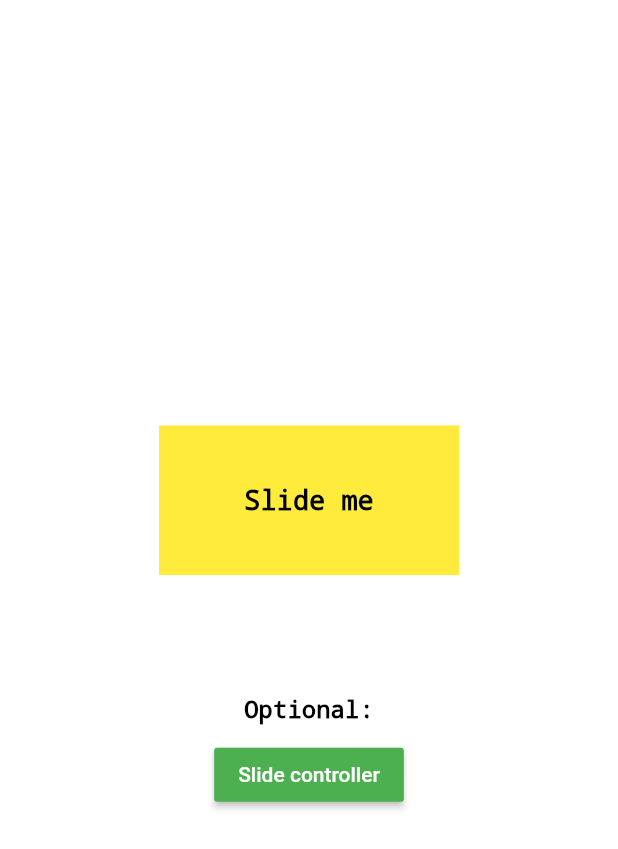
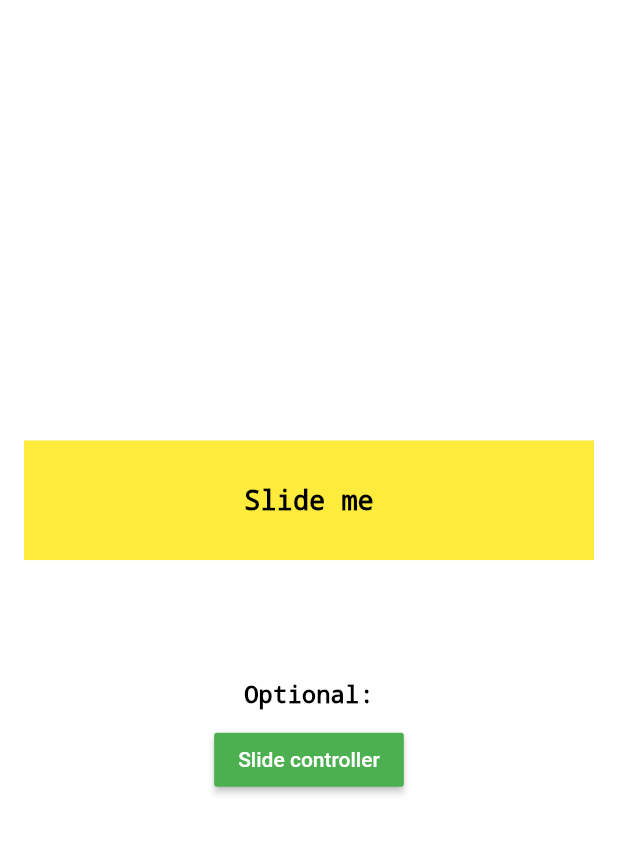
Before and after one commit to MXilian/simple_slidable_flutter, a Flutter app: the screen it shows after launch, after a tap on "Button", on a phone screen of 412 x 824 dp. Shown: the top 849 px of the screen. Run offline on Flutter 3.47's test engine with Material 2 defaults, Android fonts, the phone set to English and light mode, and no system bars; statements that could not run were skipped.

Commit message:
adaptive slidable

```diff
--- a/lib/main.dart
+++ b/lib/main.dart
@@ -3,14 +3,24 @@ import 'package:flutter/material.dart';
 import 'package:simple_slidable/slidable.dart';
 
 void main() {
-  runApp(SimpleSladableExample());
+  runApp(SimpleSlidableExample());
 }
 
-class SimpleSladableExample extends StatelessWidget {
+class SimpleSlidableExample extends StatefulWidget {
+
+  @override
+  State<StatefulWidget> createState() => _SimpleSlidableExampleState();
+
+}
+
+class _SimpleSlidableExampleState extends State<SimpleSlidableExample> {
+
   final SlideController controller = SlideController();
+  double height = 80;
 
   @override
   Widget build(BuildContext context) {
+
     return MaterialApp(
       title: 'Simple slidable demo',
       theme: ThemeData(
@@ -34,9 +44,8 @@ class SimpleSladableExample extends StatelessWidget {
                   minShiftPercent: 0.3,
                   percentageBias: 1,
                   child: Container(
+                    height: height,
                     alignment: Alignment.center,
-                    height: 100,
-                    width: 200,
                     color: Colors.yellow,
                     child: Text(
                       'Slide me',
@@ -57,7 +66,12 @@ class SimpleSladableExample extends StatelessWidget {
                         SizedBox(
                           height: 60, width: 120,
                           child: RaisedButton(
-                            onPressed: () {},
+                            onPressed: () {
+                              setState(() {
+                                height == 80 ? height = 160 : height = 80;
+                              });
+                              controller.rebuild();
+                            },
                             child: Text('Button',
                               style: TextStyle(
                                   color: Colors.black,
--- a/lib/slidable.dart
+++ b/lib/slidable.dart
@@ -125,6 +125,7 @@ class _SlidableState extends State<Slidable> with TickerProviderStateMixin {
     slideController.setSlideToRight = _slideToRight;
     slideController.setClose = _close;
     slideController.rightMenuIsDefault = rightMenu != null;
+    slideController.setOnRebuild = _onRebuild;
     // При первом построении виджета будет вызван коллбэк afterBuild
     WidgetsBinding.instance.addPostFrameCallback((_) => afterBuild());
     super.initState();
@@ -236,37 +237,46 @@ class _SlidableState extends State<Slidable> with TickerProviderStateMixin {
     });
   }
 
+  void _onRebuild() {
+    WidgetsBinding.instance.addPostFrameCallback((_) => afterBuild());
+  }
+
   @override
   Widget build(BuildContext context) {
     // При первом построении виджета сохраняем key.
     // После завешения билда будет вызван коллбэк afterBuild,
     // который извлечет из ключа RenderBox и сохранит его в _box.
-    if (_box == null) {
-      return Container(
-        key: _key,
-        child: widget.child,
-      );
-    }
 
     // Общая ширина виджета (видимая часть + слайд меню)
-    double _maxWidth = _box.size.width;
+    double _maxWidth = _box?.size?.width ?? 0;
     // Если левое слайд-меню не пустое, тогда увеличиваем ширину виджета
     // на размер левого слайд-меню, а также устанавливаем новые значения для
     // максимального сдвига вправо и начального смещения виджета.
     if (leftMenu != null) {
-      _maxWidth += _box.size.width * widget.percentageBias;
-      _maxDragFromLeftToRight = _box.size.width * widget.percentageBias;
+      _maxWidth += (_box?.size?.width ?? 0) * widget.percentageBias;
+      _maxDragFromLeftToRight = (_box?.size?.width ?? 0) * widget.percentageBias;
       _offsetBase = 0 - _maxDragFromLeftToRight;
     }
     // Если правое слайд-меню не пустое, тогда увеличиваем ширину виджета
     // на размер правого слайд-меню, а также устанавливаем новое значение для
     // максимального сдвига вправо.
     if (rightMenu != null) {
-      _maxWidth += _box.size.width * widget.percentageBias;
-      _maxDragFromRightToLeft = 0 - _box.size.width * widget.percentageBias;
+      _maxWidth += (_box?.size?.width ?? 0) * widget.percentageBias;
+      _maxDragFromRightToLeft = 0 - (_box?.size?.width ?? 0) * widget.percentageBias;
     }
 
-    return SizedBox(
+    return Stack(
+      children: [
+        Opacity(
+          opacity: 0,
+          child: Container(
+            key: _key,
+            child: widget.child,
+          ),
+        ),
+        _box == null
+          ? SizedBox()
+          : SizedBox(
           height: _box.size.height,
           width: _box.size.width,
           child: GestureDetector(
@@ -373,6 +383,8 @@ class _SlidableState extends State<Slidable> with TickerProviderStateMixin {
               ),
             ),
           ),
+        ),
+      ],
     );
   }
 
--- a/lib/slide_controller.dart
+++ b/lib/slide_controller.dart
@@ -22,6 +22,15 @@ class SlideController {
   bool _shiftedToLeft = false;
   bool _shiftedToRight = false;
   bool _rightMenuIsDefault;
+
+
+  Function _onRebuild;
+
+  set setOnRebuild(Function onRebuild) {
+    _onRebuild = onRebuild;
+  }
+
+  void rebuild() => _onRebuild.call();
 
   set setSlideToLeft(Function f) => _slideToLeft = f;
   set setSlideToRight(Function f) => _slideToRight = f;
```
Lines whose indentation alone changed are shown as unchanged.
